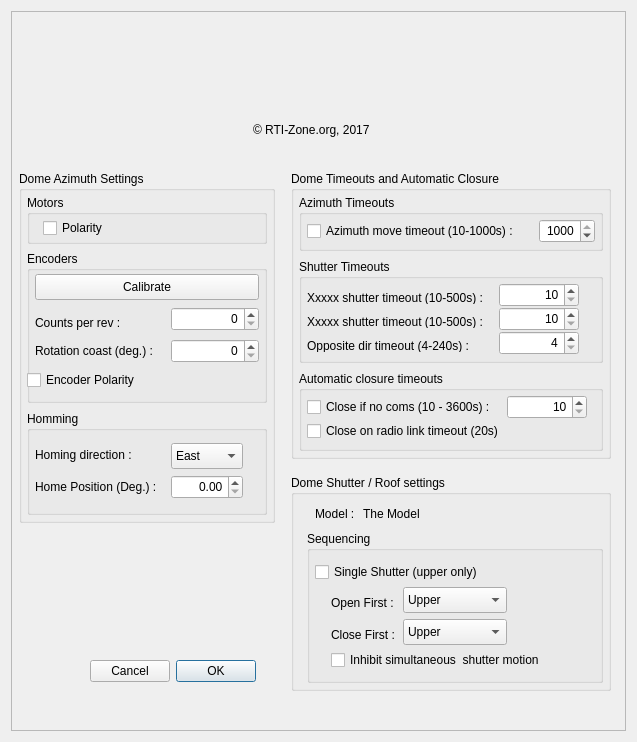
Qt form DomePro.ui (rpineau/DomePro) before a commit.
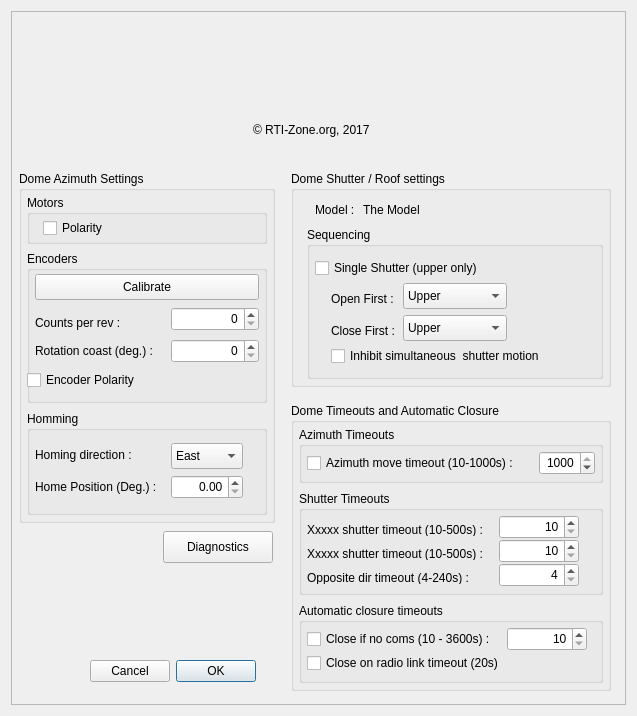
The same form after that commit. Icons and pictures are not drawn. Custom widgets are drawn as their Qt base class.

Commit message: Fix some layout issue in UI.

```diff
--- a/DomePro.ui
+++ b/DomePro.ui
@@ -7,7 +7,7 @@
     <x>0</x>
     <y>0</y>
     <width>637</width>
-    <height>742</height>
+    <height>716</height>
    </rect>
   </property>
   <property name="minimumSize">
@@ -261,7 +261,7 @@
       <property name="geometry">
        <rect>
         <x>280</x>
-        <y>464</y>
+        <y>160</y>
         <width>320</width>
         <height>216</height>
        </rect>
@@ -405,7 +405,7 @@
       <property name="geometry">
        <rect>
         <x>280</x>
-        <y>160</y>
+        <y>392</y>
         <width>320</width>
         <height>288</height>
        </rect>
@@ -715,6 +715,19 @@
        </item>
       </layout>
      </widget>
+     <widget class="QPushButton" name="pushButton_2">
+      <property name="geometry">
+       <rect>
+        <x>152</x>
+        <y>520</y>
+        <width>110</width>
+        <height>32</height>
+       </rect>
+      </property>
+      <property name="text">
+       <string>Diagnostics</string>
+      </property>
+     </widget>
      <zorder>layoutWidget</zorder>
      <zorder>layoutWidget</zorder>
      <zorder>MaxDomeIIParams</zorder>
```
Left out of the diff: 1 changed line with no effect on the pictures.
